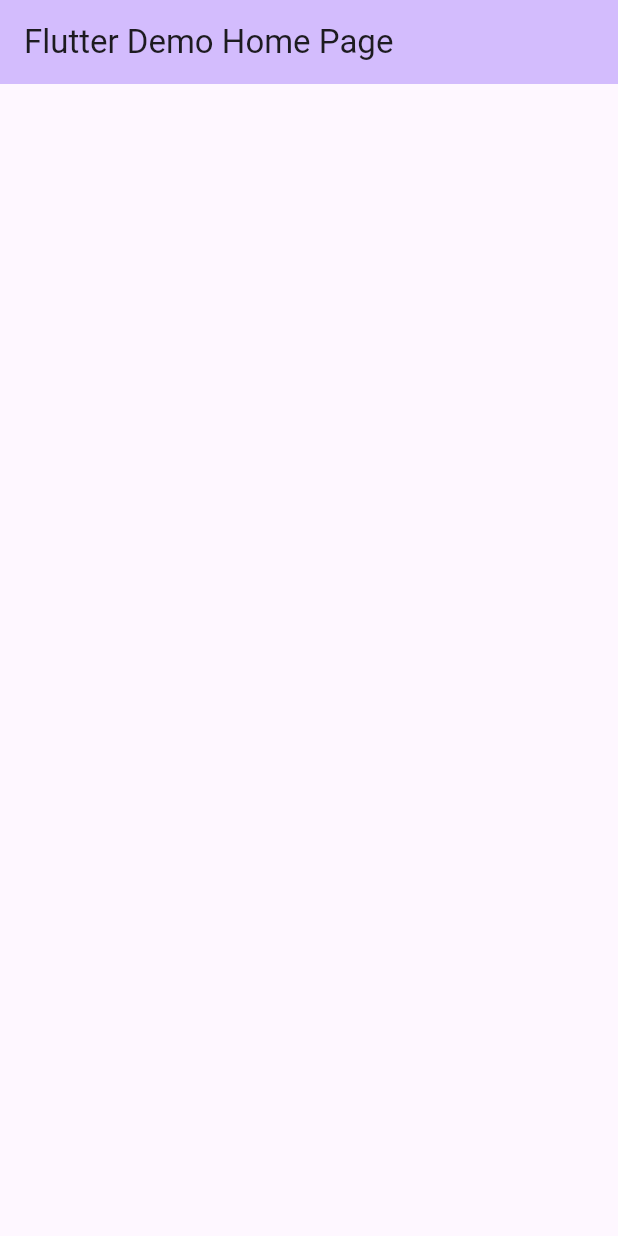
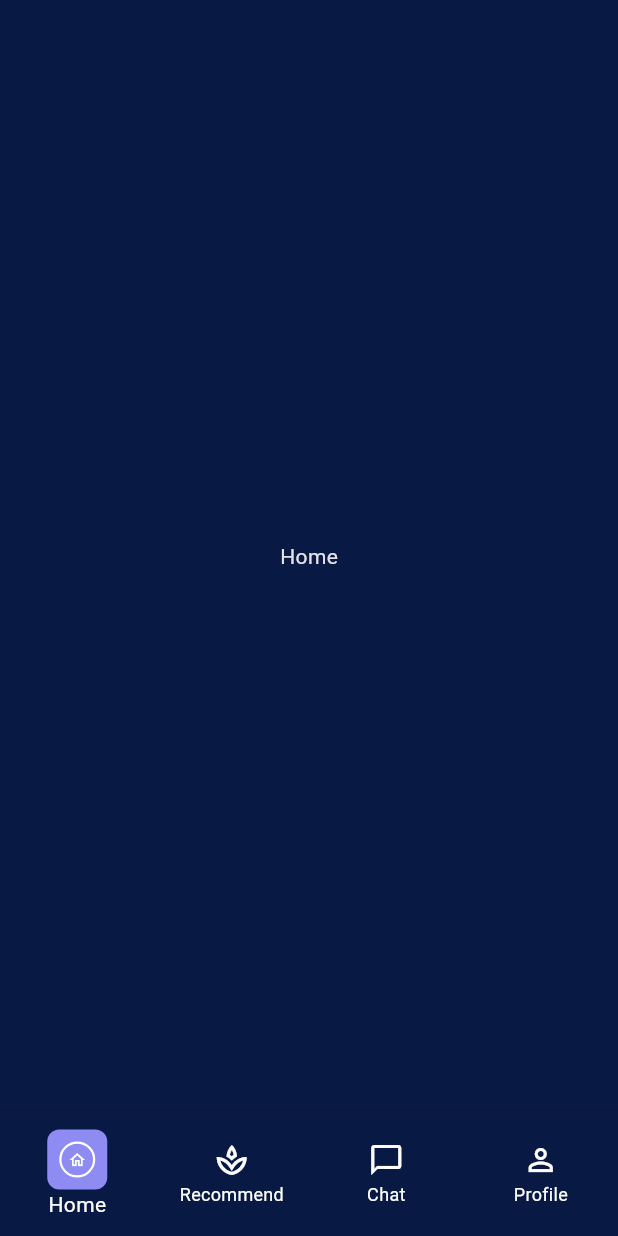
Before and after one commit to Bananacjc/DoctorDream, a Flutter app: the screen it shows after launch, on a phone screen of 412 x 824 dp. Run offline on Flutter 3.47's test engine with Material 3 defaults, Android fonts, the light colour scheme and no system bars.

Commit message:
1. Modified the ndkVersion issue 2. Updated the main Color 3. Add Navigation Bar 4. Updated simple UI of recommendation screen

```diff
--- a/lib/main.dart
+++ b/lib/main.dart
@@ -1,4 +1,5 @@
 import 'package:flutter/material.dart';
+import 'widgets/custom_bottom_navigation_bar.dart';
 
 void main() {
   runApp(const MyApp());
@@ -9,40 +10,31 @@ class MyApp extends StatelessWidget {
 
   @override
   Widget build(BuildContext context) {
+    const Color navy = Color(0xFF081944);
+    const Color lightNavy = Color(0xFF0D2357);
     return MaterialApp(
-      title: 'Flutter Demo',
+      title: 'Doctor Dream',
       theme: ThemeData(
-        colorScheme: ColorScheme.fromSeed(seedColor: Colors.deepPurple),
+        brightness: Brightness.dark,
+        scaffoldBackgroundColor: navy,
+        appBarTheme: const AppBarTheme(
+          backgroundColor: navy,
+          elevation: 0,
+        ),
+        bottomNavigationBarTheme: const BottomNavigationBarThemeData(
+          backgroundColor: lightNavy,
+          selectedItemColor: Colors.white,
+          unselectedItemColor: Color(0xFF9AA5C4),
+          type: BottomNavigationBarType.fixed,
+        ),
+        colorScheme: ColorScheme.fromSeed(
+          seedColor: const Color(0xFF8E8CF2),
+          brightness: Brightness.dark,
+        ),
+        useMaterial3: true,
       ),
-      home: const MyHomePage(title: 'Flutter Demo Home Page'),
+      home: const CustomBottomNavigationBar(),
+      debugShowCheckedModeBanner: false,
     );
   }
 }
-
-class MyHomePage extends StatefulWidget {
-  const MyHomePage({super.key, required this.title});
-
-  final String title;
-
-  @override
-  State<MyHomePage> createState() => _MyHomePageState();
-}
-
-class _MyHomePageState extends State<MyHomePage> {
-
-  @override
-  Widget build(BuildContext context) {
-
-    return Scaffold(
-      appBar: AppBar(
-        backgroundColor: Theme.of(context).colorScheme.inversePrimary,
-        title: Text(widget.title),
-      ),
-      body: Center(
-        child: Column(
-
-        ),
-      ),
-    );
-  }
-}
--- /dev/null
+++ b/lib/screens/home_screen.dart
@@ -0,0 +1,14 @@
+import 'package:flutter/material.dart';
+
+class HomeScreen extends StatelessWidget {
+  const HomeScreen({super.key});
+
+  @override
+  Widget build(BuildContext context) {
+    return const Scaffold(
+      body: Center(
+        child: Text('Home'),
+      ),
+    );
+  }
+}
--- /dev/null
+++ b/lib/widgets/custom_bottom_navigation_bar.dart
@@ -0,0 +1,131 @@
+import 'package:flutter/material.dart';
+import '../screens/home_screen.dart';
+import '../screens/recommend_screen.dart';
+import '../screens/chat_screen.dart';
+import '../screens/profile_screen.dart';
+
+class CustomBottomNavigationBar extends StatefulWidget {
+  const CustomBottomNavigationBar({super.key});
+
+  @override
+  State<CustomBottomNavigationBar> createState() => _CustomBottomNavigationBarState();
+}
+
+class _CustomBottomNavigationBarState extends State<CustomBottomNavigationBar> {
+  int _currentIndex = 0; // Default to home screen
+
+  final List<Widget> _pages = const <Widget>[
+    HomeScreen(),
+    RecommendScreen(),
+    ChatScreen(),
+    ProfileScreen(),
+  ];
+
+  @override
+  Widget build(BuildContext context) {
+    return Scaffold(
+      body: _pages[_currentIndex],
+      bottomNavigationBar: Container(
+        height: 82,
+        color: const Color(0xFF081944), // Dark navy background
+        child: BottomNavigationBar(
+          backgroundColor: const Color(0xFF081944),
+          selectedItemColor: Colors.white,
+          unselectedItemColor: Colors.white,
+          currentIndex: _currentIndex,
+          onTap: (index) => setState(() => _currentIndex = index),
+          type: BottomNavigationBarType.fixed,
+          items: [
+            BottomNavigationBarItem(
+              icon: _CustomBottomBarIcon(
+                icon: Icons.home_outlined,
+                selected: _currentIndex == 0,
+              ),
+              label: 'Home',
+            ),
+            BottomNavigationBarItem(
+              icon: _CustomBottomBarIcon(
+                icon: Icons.spa_outlined,
+                selected: _currentIndex == 1,
+              ),
+              label: 'Recommend',
+            ),
+            BottomNavigationBarItem(
+              icon: _CustomBottomBarIcon(
+                icon: Icons.chat_bubble_outline,
+                selected: _currentIndex == 2,
+              ),
+              label: 'Chat',
+            ),
+            BottomNavigationBarItem(
+              icon: _CustomBottomBarIcon(
+                icon: Icons.person_outline,
+                selected: _currentIndex == 3,
+              ),
+              label: 'Profile',
+            ),
+          ],
+        ),
+      ),
+    );
+  }
+}
+
+class _CustomBottomBarIcon extends StatelessWidget {
+  final IconData icon;
+  final bool selected;
+
+  const _CustomBottomBarIcon({
+    required this.icon,
+    required this.selected,
+  });
+
+  @override
+  Widget build(BuildContext context) {
+    if (selected) {
+      return Container(
+        width: 40,
+        height: 40,
+        decoration: BoxDecoration(
+          color: const Color(0xFF8E8CF2), // Light purple background
+          borderRadius: BorderRadius.circular(8),
+        ),
+        child: Stack(
+          alignment: Alignment.center,
+          children: [
+            // Outer rounded square
+            Container(
+              width: 32,
+              height: 32,
+              decoration: BoxDecoration(
+                color: const Color(0xFF8E8CF2),
+                borderRadius: BorderRadius.circular(6),
+              ),
+            ),
+            // Inner circle
+            Container(
+              width: 24,
+              height: 24,
+              decoration: BoxDecoration(
+                color: Colors.transparent,
+                border: Border.all(color: Colors.white, width: 1.5),
+                shape: BoxShape.circle,
+              ),
+            ),
+            // Icon
+            Icon(
+              icon,
+              color: Colors.white,
+              size: 12,
+            ),
+          ],
+        ),
+      );
+    } else {
+      return Icon(
+        icon,
+        color: Colors.white,
+      );
+    }
+  }
+}
```
Also changed, not shown: lib/screens/chat_screen.dart (added, +14 -0 lines), lib/screens/profile_screen.dart (added, +14 -0 lines), lib/screens/recommend_screen.dart (added, +223 -0 lines), 1 other file.
